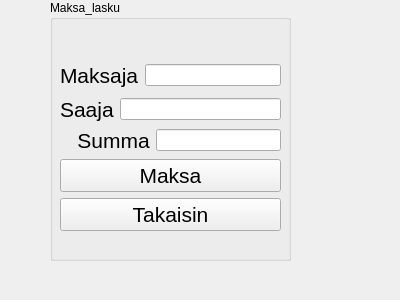
Above: BankProject/qtBank_project/maksa_lasku.ui from tvt21kmo-bank-project/group_14 before the change. Below: the same form after it.
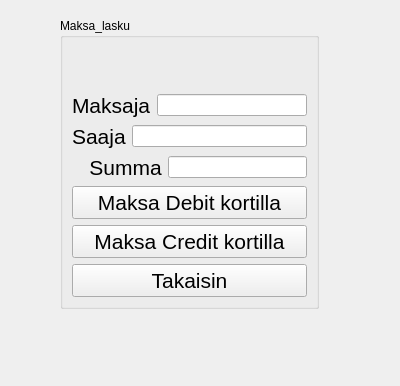
That is the form after the change.

Commit message: Login korjattu, maksut(debit / credit) asennettu, hae laina ominaisuus lisätty apiin

```diff
--- a/BankProject/qtBank_project/maksa_lasku.ui
+++ b/BankProject/qtBank_project/maksa_lasku.ui
@@ -7,7 +7,7 @@
     <x>0</x>
     <y>0</y>
     <width>400</width>
-    <height>300</height>
+    <height>386</height>
    </rect>
   </property>
   <property name="windowTitle">
@@ -16,24 +16,24 @@
   <widget class="QGroupBox" name="groupBox_Maksa_lasku">
    <property name="geometry">
     <rect>
-     <x>50</x>
-     <y>0</y>
-     <width>241</width>
-     <height>261</height>
+     <x>60</x>
+     <y>18</y>
+     <width>259</width>
+     <height>291</height>
     </rect>
    </property>
    <property name="title">
     <string>Maksa_lasku</string>
    </property>
-   <widget class="QWidget" name="layoutWidget">
-    <property name="geometry">
-     <rect>
-      <x>10</x>
-      <y>60</y>
-      <width>221</width>
-      <height>176</height>
-     </rect>
-    </property>
+   <layout class="QVBoxLayout" name="verticalLayout_4">
+    <item>
+     <widget class="QLabel" name="label_Info">
+      <property name="text">
+       <string/>
+      </property>
+     </widget>
+    </item>
+    <item>
     <layout class="QVBoxLayout" name="verticalLayout_3">
      <item>
       <layout class="QHBoxLayout" name="horizontalLayout_3">
@@ -96,6 +96,18 @@
            </item>
           </layout>
          </item>
+          <item>
+           <widget class="QPushButton" name="pushButton_Debit">
+            <property name="font">
+             <font>
+              <pointsize>16</pointsize>
+             </font>
+            </property>
+            <property name="text">
+             <string>Maksa Debit kortilla</string>
+            </property>
+           </widget>
+          </item>
         </layout>
        </item>
        <item>
@@ -106,7 +118,7 @@
           </font>
          </property>
          <property name="text">
-          <string>Maksa</string>
+           <string>Maksa Credit kortilla</string>
          </property>
         </widget>
        </item>
@@ -125,7 +137,8 @@
       </layout>
      </item>
     </layout>
-   </widget>
+    </item>
+   </layout>
   </widget>
  </widget>
  <resources/>
```
Left out of the diff: 6 changed lines with no effect on the pictures. Lines whose indentation alone changed are shown as unchanged. The commit also changes 15 other files.
